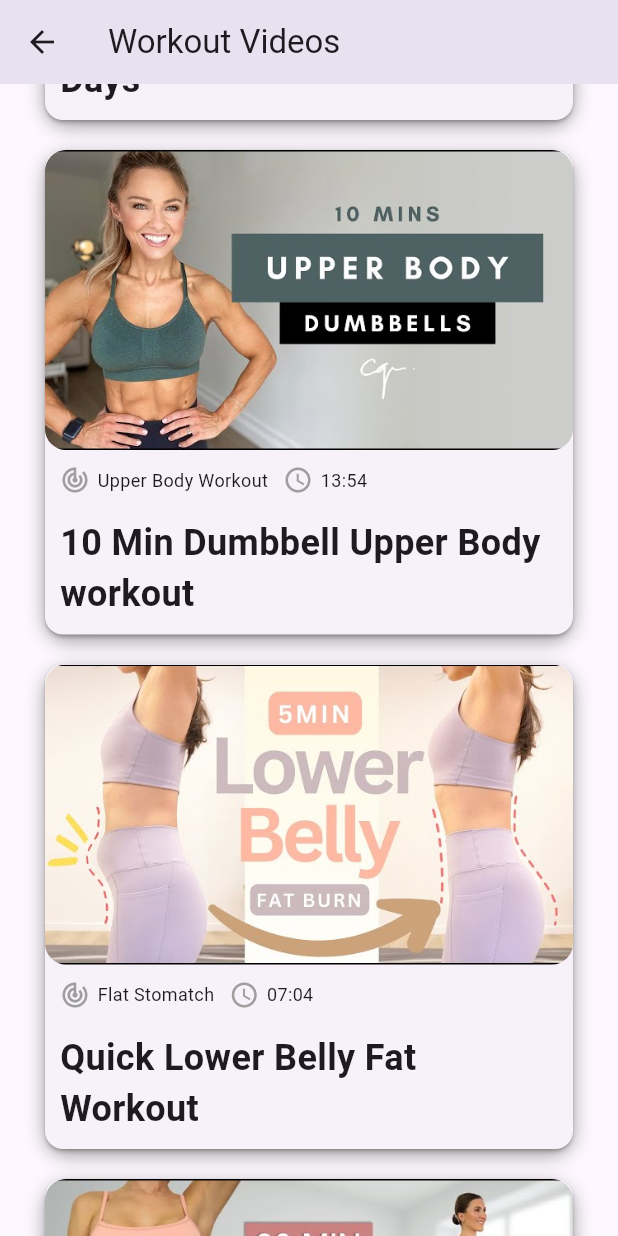
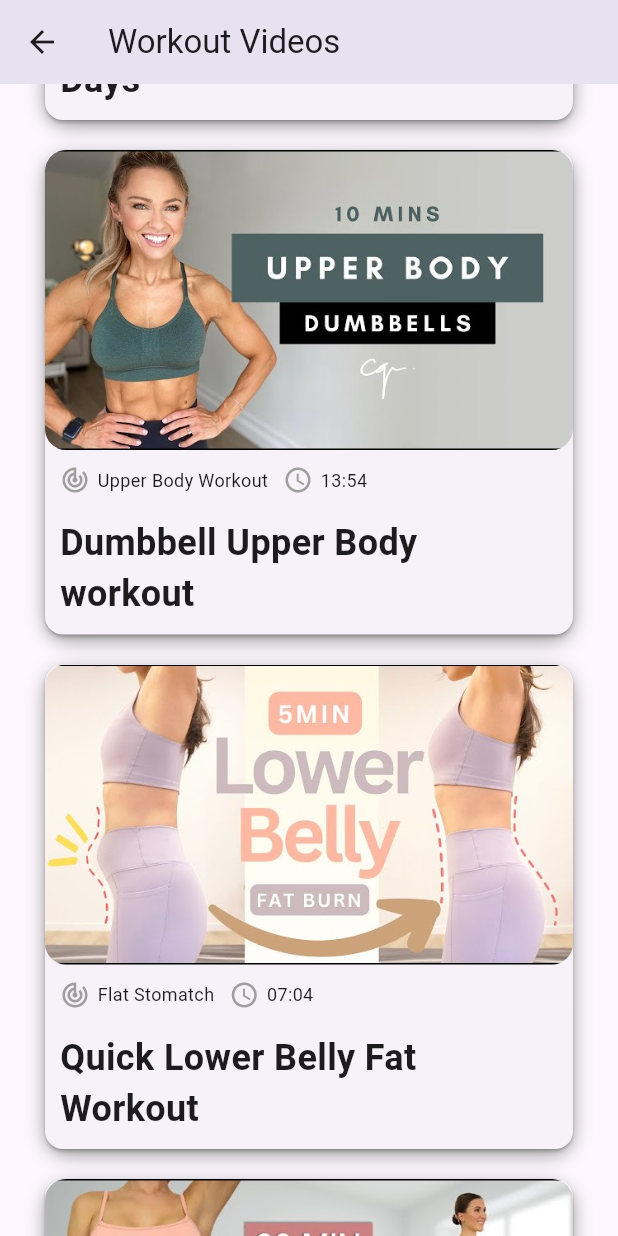
Before and after one commit to naomehmi/betterU-flutter-assignment, a Flutter app: the AllVideosShow screen opened by its route, scrolled down 1728 dp, on a phone screen of 412 x 824 dp. Run offline on Flutter 3.47's test engine with Material 3 defaults, Android fonts, the phone set to English and light mode, and no system bars; our stand-ins replace carousel_slider, gradient_borders, timeline_tile, youtube_player_flutter.

Commit message:
menambahkan video

```diff
--- a/better_u/lib/data/all_videos.dart
+++ b/better_u/lib/data/all_videos.dart
@@ -39,7 +39,7 @@ class AllVideos {
         cat: "Flat Stomatch"),
     Video(
         id: 6,
-        title: "10 Min Dumbbell Upper Body workout",
+        title: "Dumbbell Upper Body workout",
         coverImage: "assets/video-thumbnails/thumbnail6.jpg",
         url: "https://youtu.be/Mx9RrNZv2TI?si=QI395HqxTexaRHhF",
         time: "13:54",
```
